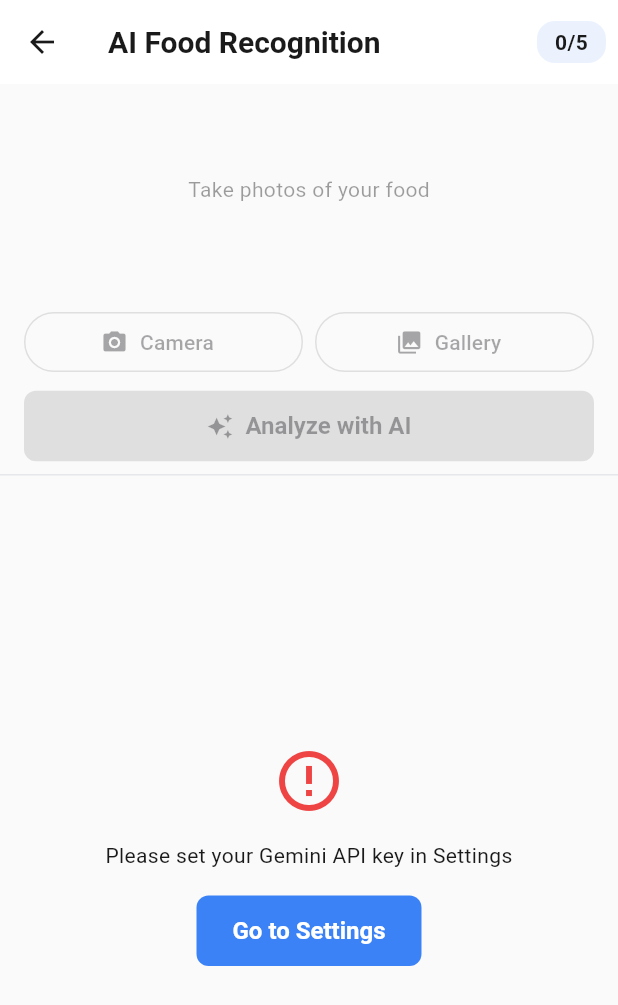
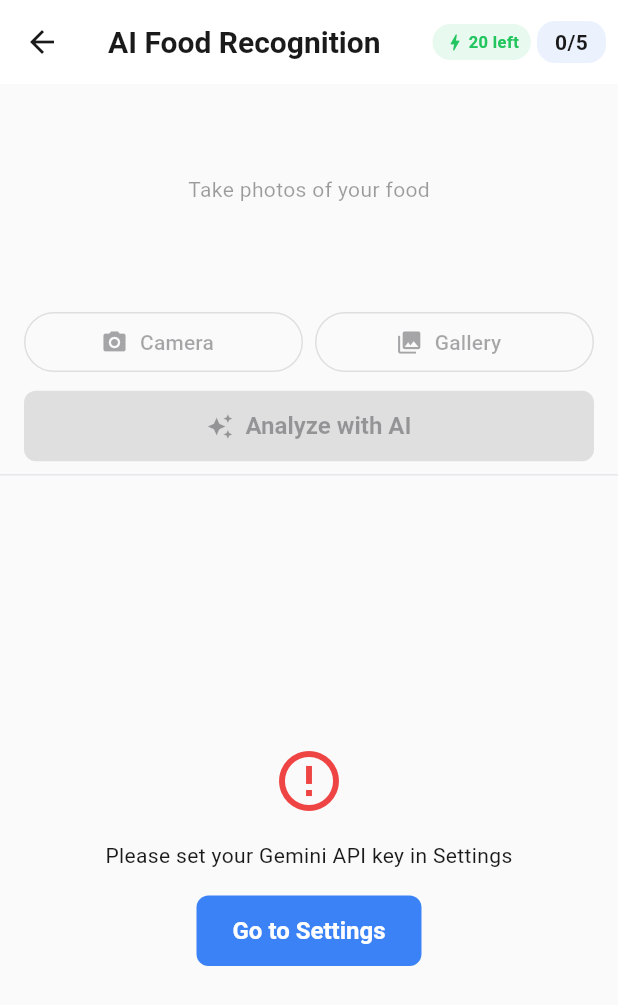
Before and after one commit to DerMoha/Sophis, a Flutter app: the AIFoodCameraScreen screen opened directly with empty values, on a phone screen of 412 x 824 dp. Shown: the top 1005 px of the screen. Run offline on Flutter 3.47's test engine with Material 3 defaults, Android fonts, the light colour scheme and no system bars; our stand-ins replace fl_chart, flutter_local_notifications, google_generative_ai, image_picker, shared_preferences, timezone; missing offline and left inert: mobile_scanner; accounts and stored records are empty; generated files the repository leaves out were written again.

Commit message:
feat: display request counter with daily limit tracking for gemini

```diff
--- a/lib/main.dart
+++ b/lib/main.dart
@@ -6,6 +6,7 @@ import 'l10n/generated/app_localizations.dart';
 import 'services/storage_service.dart';
 import 'services/settings_provider.dart';
 import 'services/nutrition_provider.dart';
+import 'services/notification_service.dart';
 import 'theme/app_theme.dart';
 import 'screens/home_screen.dart';
 
@@ -13,6 +14,10 @@ void main() async {
   WidgetsFlutterBinding.ensureInitialized();
 
   final storageService = await StorageService.create();
+
+  // Initialize notification service (without requesting permission yet)
+  final notificationService = NotificationService();
+  await notificationService.initialize();
 
   runApp(
     MultiProvider(
--- a/lib/screens/ai_food_camera_screen.dart
+++ b/lib/screens/ai_food_camera_screen.dart
@@ -29,6 +29,7 @@ class _AIFoodCameraScreenState extends State<AIFoodCameraScreen> {
   bool _isLoading = false;
   String? _error;
   bool _serviceInitialized = false;
+  int _remainingRequests = 20;
 
   @override
   void initState() {
@@ -37,9 +38,15 @@ class _AIFoodCameraScreenState extends State<AIFoodCameraScreen> {
   }
 
   Future<void> _initService() async {
+    // Read API key before any async operation
     final apiKey = context.read<SettingsProvider>().geminiApiKey;
+
+    // Load remaining requests
+    final remaining = await GeminiFoodService.getRemainingRequests();
+    if (mounted) setState(() => _remainingRequests = remaining);
+
     if (apiKey == null || apiKey.isEmpty) {
-      setState(() => _error = 'Please set your Gemini API key in Settings');
+      if (mounted) setState(() => _error = 'Please set your Gemini API key in Settings');
       return;
     }
 
@@ -105,9 +112,14 @@ class _AIFoodCameraScreenState extends State<AIFoodCameraScreen> {
         _images,
         correctionHint: correctionHint,
       );
+
+      // Update remaining requests count
+      final remaining = await GeminiFoodService.getRemainingRequests();
+
       if (mounted) {
         setState(() {
           _results = results.map((r) => EditableFoodResult(analysis: r)).toList();
+          _remainingRequests = remaining;
           _isLoading = false;
         });
       }
@@ -194,6 +206,45 @@ class _AIFoodCameraScreenState extends State<AIFoodCameraScreen> {
       appBar: AppBar(
         title: const Text('AI Food Recognition'),
         actions: [
+          // Remaining requests badge
+          Center(
+            child: Padding(
+              padding: const EdgeInsets.only(right: 4),
+              child: Container(
+                padding: const EdgeInsets.symmetric(horizontal: 8, vertical: 4),
+                decoration: BoxDecoration(
+                  color: _remainingRequests <= 3
+                      ? AppTheme.warning.withAlpha(26)
+                      : AppTheme.success.withAlpha(26),
+                  borderRadius: BorderRadius.circular(12),
+                ),
+                child: Row(
+                  mainAxisSize: MainAxisSize.min,
+                  children: [
+                    Icon(
+                      Icons.bolt,
+                      size: 14,
+                      color: _remainingRequests <= 3
+                          ? AppTheme.warning
+                          : AppTheme.success,
+                    ),
+                    const SizedBox(width: 2),
+                    Text(
+                      '$_remainingRequests left',
+                      style: TextStyle(
+                        fontSize: 11,
+                        fontWeight: FontWeight.bold,
+                        color: _remainingRequests <= 3
+                            ? AppTheme.warning
+                            : AppTheme.success,
+                      ),
+                    ),
+                  ],
+                ),
+              ),
+            ),
+          ),
+          // Images count
           Center(
             child: Padding(
               padding: const EdgeInsets.only(right: 8),
--- a/lib/services/gemini_food_service.dart
+++ b/lib/services/gemini_food_service.dart
@@ -1,6 +1,7 @@
 import 'dart:convert';
 import 'dart:io';
 import 'package:google_generative_ai/google_generative_ai.dart';
+import 'package:shared_preferences/shared_preferences.dart';
 
 /// Gemini AI service for accurate food recognition and nutrition estimation
 class GeminiFoodService {
@@ -8,8 +9,58 @@ class GeminiFoodService {
   String? _apiKey;
   bool _isInitialized = false;
 
+  // Rate limits for gemini-2.5-flash-lite
+  static const int dailyLimit = 20;
+  static const String _requestCountKey = 'gemini_request_count';
+  static const String _requestDateKey = 'gemini_request_date';
+
   bool get isInitialized => _isInitialized;
   bool get hasApiKey => _apiKey != null && _apiKey!.isNotEmpty;
+
+  /// Get today's request count
+  static Future<int> getRequestsToday() async {
+    final prefs = await SharedPreferences.getInstance();
+    final savedDate = prefs.getString(_requestDateKey);
+    final today = _getTodayString();
+
+    if (savedDate != today) {
+      // New day, reset counter
+      return 0;
+    }
+
+    return prefs.getInt(_requestCountKey) ?? 0;
+  }
+
+  /// Get remaining requests today
+  static Future<int> getRemainingRequests() async {
+    final used = await getRequestsToday();
+    return (dailyLimit - used).clamp(0, dailyLimit);
+  }
+
+  /// Check if we can make a request
+  static Future<bool> canMakeRequest() async {
+    final remaining = await getRemainingRequests();
+    return remaining > 0;
+  }
+
+  static String _getTodayString() {
+    final now = DateTime.now();
+    return '${now.year}-${now.month}-${now.day}';
+  }
+
+  Future<void> _incrementRequestCount() async {
+    final prefs = await SharedPreferences.getInstance();
+    final today = _getTodayString();
+    final savedDate = prefs.getString(_requestDateKey);
+
+    int count = 0;
+    if (savedDate == today) {
+      count = prefs.getInt(_requestCountKey) ?? 0;
+    }
+
+    await prefs.setString(_requestDateKey, today);
+    await prefs.setInt(_requestCountKey, count + 1);
+  }
 
   /// Initialize with API key
   Future<void> initialize(String apiKey) async {
@@ -41,6 +92,11 @@ class GeminiFoodService {
 
     if (imageFiles.isEmpty) {
       return [];
+    }
+
+    // Check rate limit
+    if (!await canMakeRequest()) {
+      throw Exception('Daily limit reached (20 requests/day). Try again tomorrow.');
     }
 
     // Build image parts
@@ -91,6 +147,9 @@ If no food is visible, return: {"foods": []}
       final response = await _model!.generateContent([
         Content.multi([prompt, ...imageParts])
       ]);
+
+      // Increment counter after successful request
+      await _incrementRequestCount();
 
       final text = response.text;
       if (text == null || text.isEmpty) {
--- a/pubspec.yaml
+++ b/pubspec.yaml
@@ -26,6 +26,10 @@ dependencies:
   google_generative_ai: ^0.4.6
   image_picker: ^1.0.7
 
+  # Phase 5: Notifications
+  flutter_local_notifications: ^17.2.3
+  timezone: ^0.9.4
+
 dev_dependencies:
   flutter_test:
     sdk: flutter
```
Also changed, not shown: lib/services/notification_service.dart (added, +161 -0 lines), lib/services/settings_provider.dart (+29 -1 lines), pubspec.lock, 1 other file.
